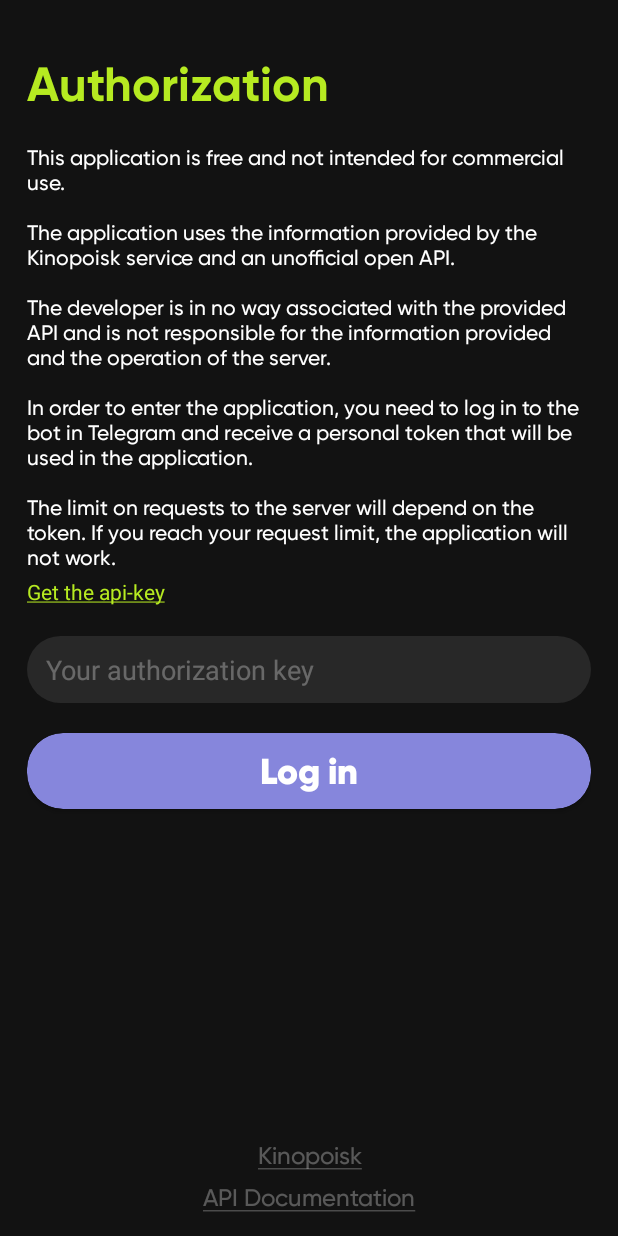
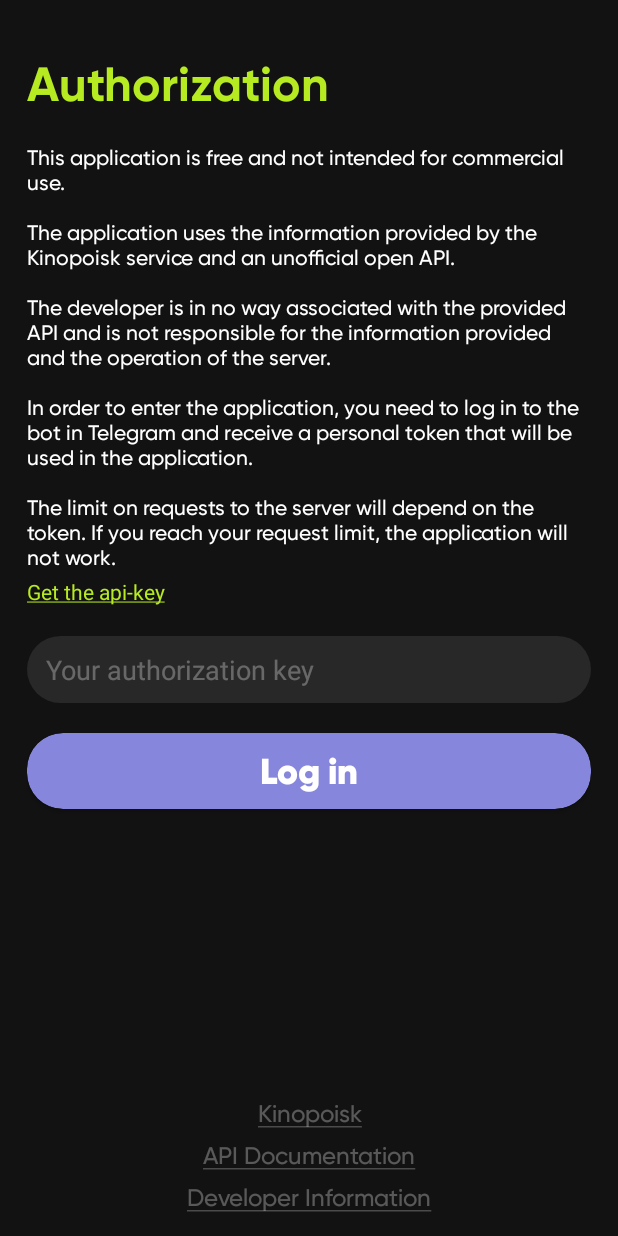
Before and after one commit to YuryShchasny/Moovich, an Android app: the screen it shows after launch (MainActivity), on a phone screen of 412 x 824 dp. Run offline under Robolectric (Android 15) with nearby library versions, the phone set to English and light mode, and no system bars; our stand-ins replace Dagger/Hilt's generated code, Room's generated code, Shimmer, data binding; network calls fail.

Commit message:
developer info

```diff
--- a/core/src/main/res/values/strings.xml
+++ b/core/src/main/res/values/strings.xml
@@ -43,6 +43,7 @@
     <string name="get_api_key"><u>Get the api-key</u></string>
     <string name="kinopoisk"><u>Kinopoisk</u></string>
     <string name="api_documentation"><u>API Documentation</u></string>
+    <string name="developer_info"><u>Developer Information</u></string>
     <string name="top_10_months">Top 10 Months</string>
     <string name="collections">Collections</string>
     <string name="top_10_series">Top 10 Series</string>
@@ -54,5 +55,5 @@
     <string name="year">Year</string>
     <string name="country">Country</string>
     <string name="apply_filters">Apply filters (%d)</string>
-    <string name="unfortunately_nothing_was_found_for_your_request">Unfortunately, nothing was found for your request.</string>
+    <string name="unfortunately_nothing_was_found_for_your_request">Unfortunately, nothing was found for your request</string>
 </resources>
--- a/presentation/authorization/src/main/res/layout/fragment_authorization.xml
+++ b/presentation/authorization/src/main/res/layout/fragment_authorization.xml
@@ -30,8 +30,8 @@
             android:textSize="14sp" />
 
         <TextView
+            android:id="@+id/botLink"
             style="@style/clickable"
-            android:id="@+id/botLink"
             android:layout_width="wrap_content"
             android:layout_height="wrap_content"
             android:layout_marginTop="4dp"
@@ -55,8 +55,8 @@
             tools:ignore="LabelFor" />
 
         <androidx.cardview.widget.CardView
+            android:id="@+id/loginButton"
             style="@style/clickable"
-            android:id="@+id/loginButton"
             android:layout_width="match_parent"
             android:layout_height="wrap_content"
             android:layout_marginTop="20dp"
@@ -102,5 +102,17 @@
             android:text="@string/api_documentation"
             android:textColor="@color/white_30"
             android:textSize="16sp" />
+
+        <TextView
+            android:id="@+id/developerLink"
+            style="@style/clickable"
+            android:layout_width="match_parent"
+            android:layout_height="wrap_content"
+            android:layout_marginTop="8dp"
+            android:fontFamily="@font/gilroy_medium"
+            android:gravity="center"
+            android:text="@string/developer_info"
+            android:textColor="@color/white_30"
+            android:textSize="16sp" />
     </LinearLayout>
 </layout>
```
Also changed, not shown: presentation/authorization/src/main/java/com/sb/moovich/presentation/authorization/ui/AuthorizationFragment.kt (+8 -0 lines), 1 other file.
